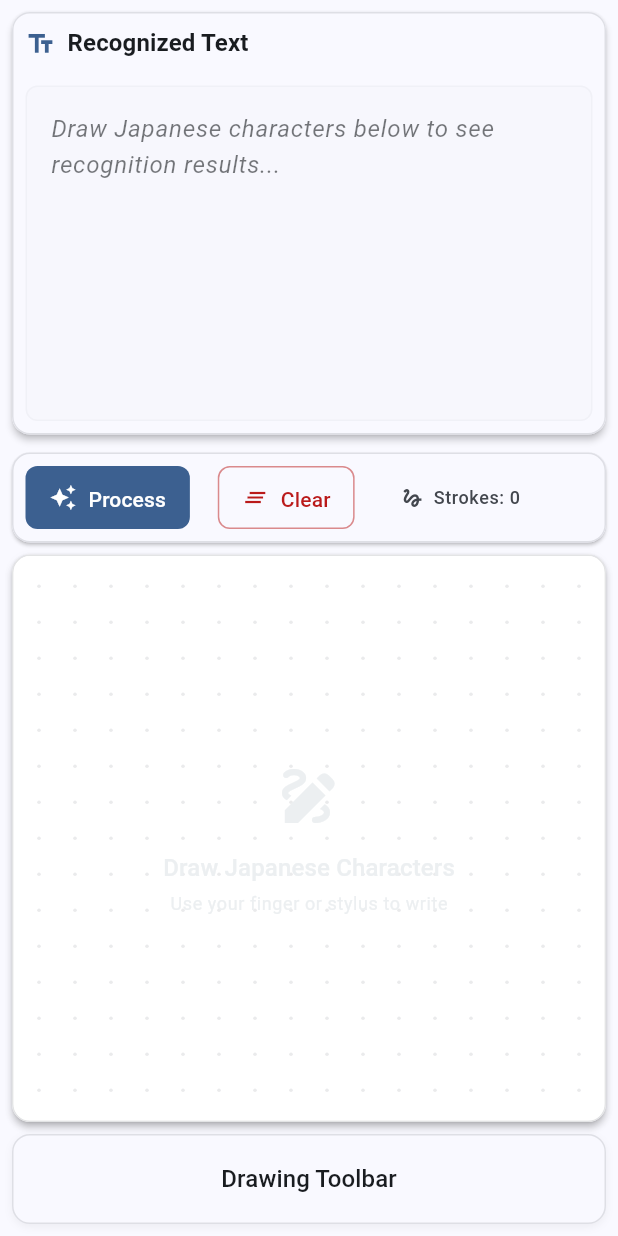
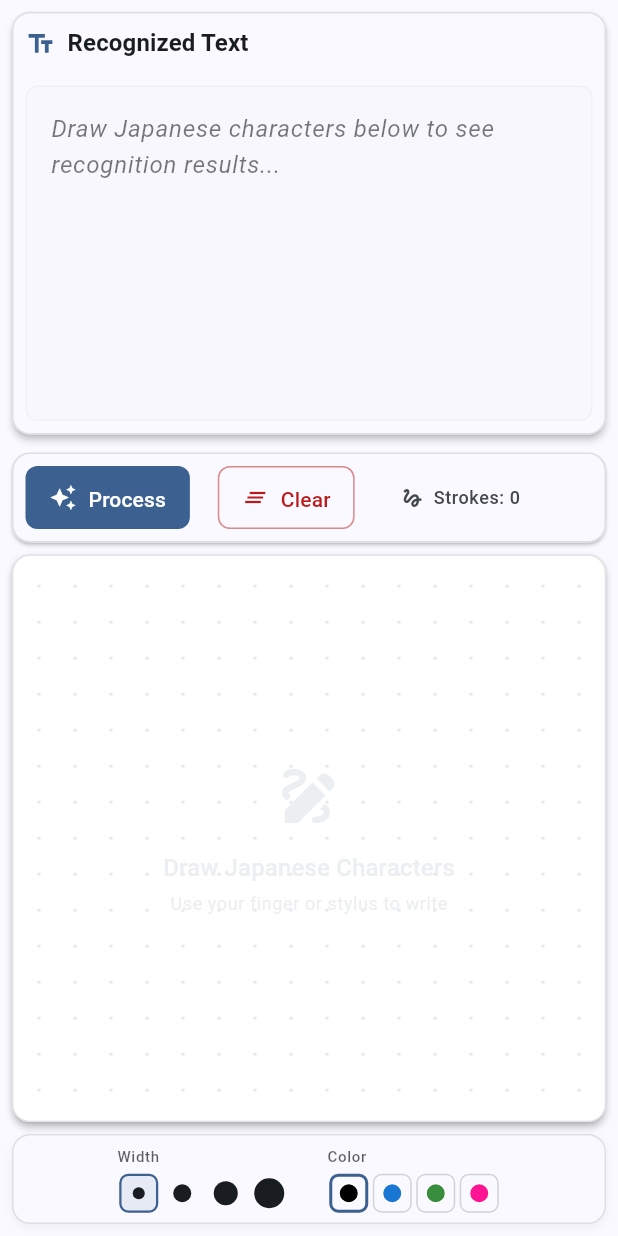
Before and after one commit to osV22/Nikko-Digital-Ink, a Flutter app: the HomeScreen screen opened by its route, on a phone screen of 412 x 824 dp. Run offline on Flutter 3.47's test engine with Material 3 defaults, Android fonts, the phone set to English and light mode, and no system bars; drawn by our look-alikes of signature; our stand-ins replace flutter_bloc, freezed_annotation, go_router; missing offline and left inert: google_mlkit_digital_ink_recognition; statements that could not run were skipped.

Commit message:
Add drawing toolbar, pending further chagnes

```diff
--- /dev/null
+++ b/lib/src/models/drawing_settings.dart
@@ -0,0 +1,21 @@
+import 'package:flutter/material.dart';
+import 'package:freezed_annotation/freezed_annotation.dart';
+
+part 'drawing_settings.freezed.dart';
+
+@freezed
+class DrawingSettings with _$DrawingSettings {
+  const factory DrawingSettings({
+    @Default(4.0) double strokeWidth,
+    @Default(Color(0xFF000000)) Color strokeColor,
+  }) = _DrawingSettings;
+
+  static const List<double> availableStrokeWidths = [4.0, 6.0, 8.0, 10.0];
+
+  static const List<Color> availableColors = [
+    Color(0xFF000000), // Black (default)
+    Color(0xFF1976D2), // Blue
+    Color(0xFF388E3C), // Green
+    Color(0xFFFF1493), // Neon pink (DeepPink)
+  ];
+}
--- a/lib/src/screens/home_screen.dart
+++ b/lib/src/screens/home_screen.dart
@@ -6,6 +6,7 @@ import '../widgets/output_widget.dart';
 import '../widgets/toolbar_widget.dart';
 import '../widgets/drawing_canvas_widget.dart';
 import '../widgets/drawing_toolbar_widget.dart';
+import '../models/drawing_settings.dart';
 
 class HomeScreen extends StatefulWidget {
   const HomeScreen({super.key});
@@ -17,6 +18,7 @@ class HomeScreen extends StatefulWidget {
 class _HomeScreenState extends State<HomeScreen> {
   late final DigitalInkService _digitalInkService;
   late final DrawingBloc _drawingBloc;
+  DrawingSettings _drawingSettings = const DrawingSettings();
 
   @override
   void initState() {
@@ -24,7 +26,6 @@ class _HomeScreenState extends State<HomeScreen> {
     _digitalInkService = DigitalInkService();
     _drawingBloc = DrawingBloc(digitalInkService: _digitalInkService);
 
-    // Initialize the service asynchronously
     _initializeService();
   }
 
@@ -32,9 +33,14 @@ class _HomeScreenState extends State<HomeScreen> {
     try {
       await _digitalInkService.initialize();
     } catch (e) {
-      // Handle initialization error
       debugPrint('Failed to initialize Digital Ink Service: $e');
     }
+  }
+
+  void _onDrawingSettingsChanged(DrawingSettings newSettings) {
+    setState(() {
+      _drawingSettings = newSettings;
+    });
   }
 
   @override
@@ -70,10 +76,15 @@ class _HomeScreenState extends State<HomeScreen> {
                             Container(
                               height: 60,
                               margin: const EdgeInsets.only(bottom: 8.0),
-                              child: const DrawingToolbarWidget(),
+                              child: DrawingToolbarWidget(
+                                settings: _drawingSettings,
+                                onSettingsChanged: _onDrawingSettingsChanged,
+                              ),
                             ),
-                            const Expanded(
-                              child: DrawingCanvasWidget(),
+                            Expanded(
+                              child: DrawingCanvasWidget(
+                                settings: _drawingSettings,
+                              ),
                             ),
                             const SizedBox(height: 8),
                             SizedBox(
@@ -119,14 +130,19 @@ class _HomeScreenState extends State<HomeScreen> {
                         flex: 40,
                         child: Container(
                           margin: const EdgeInsets.symmetric(vertical: 4.0),
-                          child: const DrawingCanvasWidget(),
+                          child: DrawingCanvasWidget(
+                            settings: _drawingSettings,
+                          ),
                         ),
                       ),
                       // Drawing toolbar section - 10% of screen
                       Container(
                         height: 60,
                         margin: const EdgeInsets.only(top: 4.0),
-                        child: const DrawingToolbarWidget(),
+                        child: DrawingToolbarWidget(
+                          settings: _drawingSettings,
+                          onSettingsChanged: _onDrawingSettingsChanged,
+                        ),
                       ),
                     ],
                   ),
--- a/lib/src/widgets/drawing_canvas_widget.dart
+++ b/lib/src/widgets/drawing_canvas_widget.dart
@@ -6,24 +6,56 @@ import 'package:google_mlkit_digital_ink_recognition/google_mlkit_digital_ink_re
 import '../blocs/drawing_bloc.dart';
 import '../../l10n/app_localizations.dart';
 import '../utils/dotted_grid_painter.dart';
+import '../models/drawing_settings.dart';
 
 class DrawingCanvasWidget extends StatefulWidget {
-  const DrawingCanvasWidget({super.key});
+  final DrawingSettings settings;
+
+  const DrawingCanvasWidget({
+    super.key,
+    required this.settings,
+  });
 
   @override
   State<DrawingCanvasWidget> createState() => _DrawingCanvasWidgetState();
 }
 
 class _DrawingCanvasWidgetState extends State<DrawingCanvasWidget> {
-  late final SignatureController _controller;
+  late SignatureController _controller;
 
   @override
   void initState() {
     super.initState();
+    _initializeController();
+  }
+
+  @override
+  void didUpdateWidget(DrawingCanvasWidget oldWidget) {
+    super.didUpdateWidget(oldWidget);
+    if (oldWidget.settings != widget.settings) {
+      _updateController();
+    }
+  }
+
+  void _initializeController() {
     _controller = SignatureController(
-      penStrokeWidth: 4, // Slightly thicker for better stroke quality
-      penColor: const Color(0xFF2E3436), // Darker color for better contrast
+      penStrokeWidth: widget.settings.strokeWidth,
+      penColor: widget.settings.strokeColor,
       exportBackgroundColor: Colors.white,
+    );
+    _controller.onDrawEnd = _onStrokeEnd;
+  }
+
+  void _updateController() {
+    final currentPoints = _controller.points;
+
+    _controller.dispose();
+
+    _controller = SignatureController(
+      penStrokeWidth: widget.settings.strokeWidth,
+      penColor: widget.settings.strokeColor,
+      exportBackgroundColor: Colors.white,
+      points: currentPoints, // Preserve existing drawing
     );
     _controller.onDrawEnd = _onStrokeEnd;
   }
--- a/lib/src/widgets/drawing_toolbar_widget.dart
+++ b/lib/src/widgets/drawing_toolbar_widget.dart
@@ -1,7 +1,15 @@
 import 'package:flutter/material.dart';
+import '../models/drawing_settings.dart';
 
 class DrawingToolbarWidget extends StatelessWidget {
-  const DrawingToolbarWidget({super.key});
+  final DrawingSettings settings;
+  final ValueChanged<DrawingSettings> onSettingsChanged;
+
+  const DrawingToolbarWidget({
+    super.key,
+    required this.settings,
+    required this.onSettingsChanged,
+  });
 
   @override
   Widget build(BuildContext context) {
@@ -25,12 +33,142 @@ class DrawingToolbarWidget extends StatelessWidget {
           ),
         ],
       ),
-      child: Center(
-        child: Text(
-          'Drawing Toolbar',
-          style: theme.textTheme.titleMedium?.copyWith(
-            color: theme.colorScheme.onSurface,
-            fontWeight: FontWeight.w500,
+      child: Padding(
+        padding: const EdgeInsets.symmetric(horizontal: 12.0),
+        child: Row(
+          mainAxisAlignment: MainAxisAlignment.center,
+          children: [
+            // Stroke width controls
+            _buildSection(
+              context,
+              title: 'Width',
+              child: Row(
+                mainAxisSize: MainAxisSize.min,
+                children: DrawingSettings.availableStrokeWidths
+                    .take(4) // Limit to 4 widths to save space
+                    .map((width) => _buildStrokeWidthButton(context, width))
+                    .toList(),
+              ),
+            ),
+            const SizedBox(width: 24),
+
+            // Color picker
+            _buildSection(
+              context,
+              title: 'Color',
+              child: Row(
+                mainAxisSize: MainAxisSize.min,
+                children: DrawingSettings.availableColors
+                    .take(4) // Show 4 colors
+                    .map((color) => _buildColorButton(context, color))
+                    .toList(),
+              ),
+            ),
+          ],
+        ),
+      ),
+    );
+  }
+
+  Widget _buildSection(
+    BuildContext context, {
+    required String title,
+    required Widget child,
+  }) {
+    final theme = Theme.of(context);
+    return Column(
+      mainAxisSize: MainAxisSize.min,
+      crossAxisAlignment: CrossAxisAlignment.start,
+      children: [
+        Text(
+          title,
+          style: theme.textTheme.labelSmall?.copyWith(
+            color: theme.colorScheme.onSurface.withValues(alpha: 0.7),
+            fontSize: 10,
+          ),
+        ),
+        const SizedBox(height: 4),
+        child,
+      ],
+    );
+  }
+
+  Widget _buildStrokeWidthButton(BuildContext context, double width) {
+    final theme = Theme.of(context);
+    final isSelected = settings.strokeWidth == width;
+
+    return Padding(
+      padding: const EdgeInsets.symmetric(horizontal: 1.5),
+      child: InkWell(
+        onTap: () => onSettingsChanged(settings.copyWith(strokeWidth: width)),
+        borderRadius: BorderRadius.circular(6),
+        child: Container(
+          width: 26,
+          height: 26,
+          decoration: BoxDecoration(
+            color: isSelected
+                ? theme.colorScheme.primary.withValues(alpha: 0.1)
+                : null,
+            borderRadius: BorderRadius.circular(6),
+            border: isSelected
+                ? Border.all(
+                    color: theme.colorScheme.primary,
+                    width: 1.5,
+                  )
+                : null,
+          ),
+          child: Center(
+            child: Container(
+              width: width * 2, // Scale for visual representation
+              height: width * 2,
+              decoration: BoxDecoration(
+                color: theme.colorScheme.onSurface,
+                shape: BoxShape.circle,
+              ),
+            ),
+          ),
+        ),
+      ),
+    );
+  }
+
+  Widget _buildColorButton(BuildContext context, Color color) {
+    final theme = Theme.of(context);
+    final isSelected = settings.strokeColor == color;
+
+    return Padding(
+      padding: const EdgeInsets.symmetric(horizontal: 1.5),
+      child: InkWell(
+        onTap: () => onSettingsChanged(settings.copyWith(strokeColor: color)),
+        borderRadius: BorderRadius.circular(6),
+        child: Container(
+          width: 26,
+          height: 26,
+          decoration: BoxDecoration(
+            borderRadius: BorderRadius.circular(6),
+            border: isSelected
+                ? Border.all(
+                    color: theme.colorScheme.primary,
+                    width: 2,
+                  )
+                : Border.all(
+                    color: theme.colorScheme.outline.withValues(alpha: 0.3),
+                    width: 1,
+                  ),
+          ),
+          child: Center(
+            child: Container(
+              width: 14,
+              height: 14,
+              decoration: BoxDecoration(
+                color: color,
+                shape: BoxShape.circle,
+                border: Border.all(
+                  color: Colors.white,
+                  width: 1,
+                ),
+              ),
+            ),
           ),
         ),
       ),
```
Also changed, not shown: lib/src/models/drawing_settings.freezed.dart (added), 1 other file.
